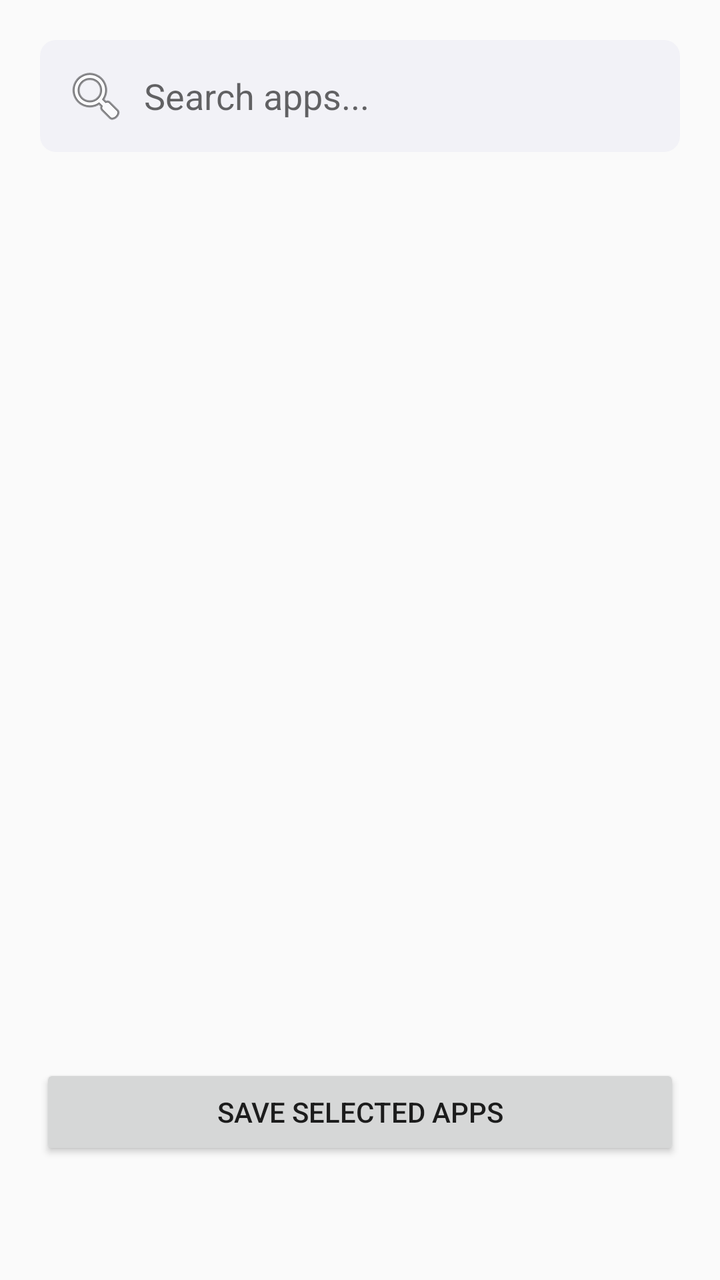
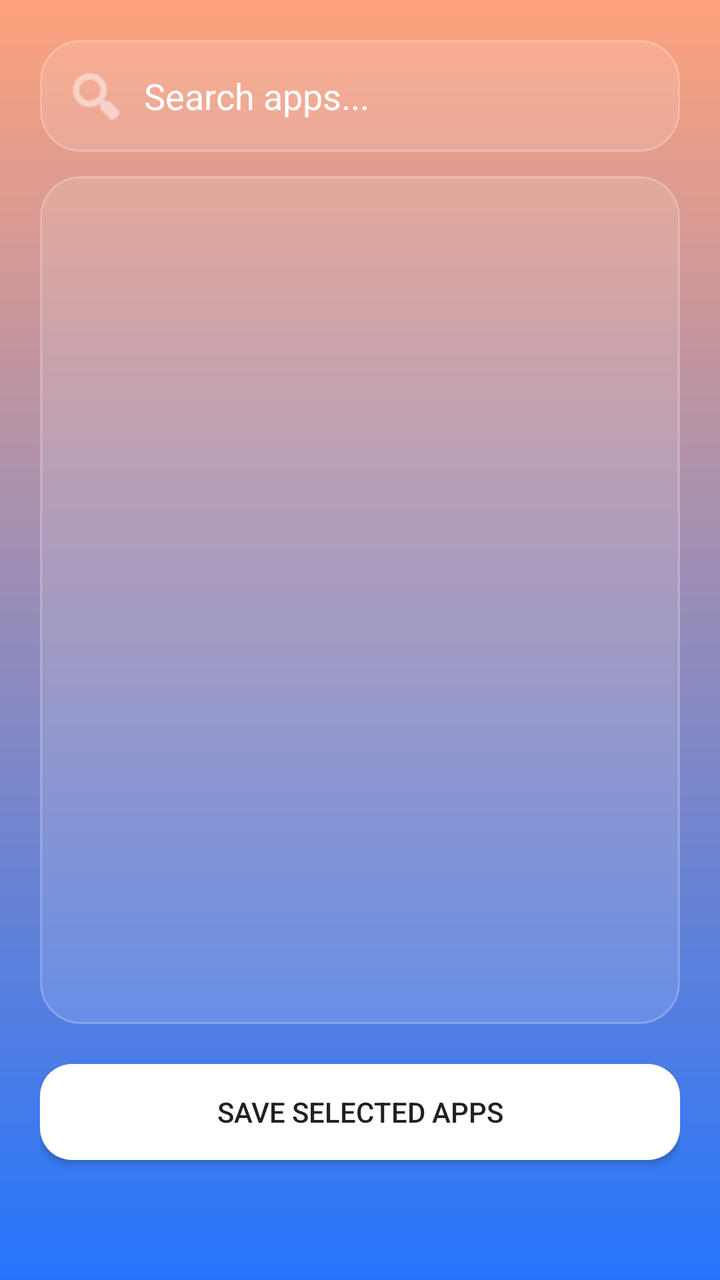

Two renders of the same Android screen: before a commit and after it. Below are the layout's source before the change and the commit's diff.
<!-- AndroidManifest.xml: application theme Theme.Focusbuddyhelper -->
<!-- res/layout/activity_app_list.xml -->
<?xml version="1.0" encoding="utf-8"?>
<LinearLayout xmlns:android="http://schemas.android.com/apk/res/android"
    android:orientation="vertical"
    android:padding="20dp"
    android:layout_width="match_parent"
    android:layout_height="match_parent">

    <EditText
        android:id="@+id/searchBar"
        android:layout_width="match_parent"
        android:layout_height="wrap_content"
        android:hint="Search apps..."
        android:inputType="text"
        android:singleLine="true"
        android:padding="12dp"
        android:layout_marginBottom="12dp"
        android:background="@drawable/bg_search_bar"
        android:drawableStart="@android:drawable/ic_menu_search"
        android:drawablePadding="8dp" />

    <ListView
        android:id="@+id/appListView"
        android:layout_width="match_parent"
        android:layout_height="0dp"
        android:layout_weight="1" />

    <Button
        android:id="@+id/saveButton"
        android:layout_width="match_parent"
        android:layout_height="wrap_content"
        android:text="Save Selected Apps"
        android:layout_marginTop="20dp"
        android:layout_marginBottom="40dp" />

</LinearLayout>
<!-- resources referenced by this layout -->
<resources>
  <!-- drawable bg_search_bar (drawable) -->
  <?xml version="1.0" encoding="utf-8"?>
  <shape xmlns:android="http://schemas.android.com/apk/res/android"
      android:shape="rectangle">
      <solid android:color="#F2F2F7"/>
      <corners android:radius="8dp"/>
  </shape>
  <style name="Theme.Focusbuddyhelper" parent="Theme.AppCompat.Light.NoActionBar">
          
          <item name="colorPrimary">@color/purple_500</item>
          <item name="colorPrimaryDark">@color/purple_700</item>
          <item name="colorAccent">@color/teal_200</item>
      </style>
  <color name="purple_500">#FF6200EE</color>
  <color name="purple_700">#FF3700B3</color>
  <color name="teal_200">#FF03DAC5</color>
</resources>

<!-- the commit's change to res/layout/activity_app_list.xml (unified diff, before → after) -->
@@ -3,31 +3,38 @@
     android:orientation="vertical"
     android:padding="20dp"
     android:layout_width="match_parent"
+    android:background="@drawable/bg_gradient"
     android:layout_height="match_parent">
+
 
     <EditText
         android:id="@+id/searchBar"
         android:layout_width="match_parent"
         android:layout_height="wrap_content"
         android:hint="Search apps..."
+        android:textColorHint="#FFFFFF"
+        android:textColor="#FFFFFF"
         android:inputType="text"
         android:singleLine="true"
         android:padding="12dp"
         android:layout_marginBottom="12dp"
-        android:background="@drawable/bg_search_bar"
+        android:background="@drawable/bg_picker_container"
         android:drawableStart="@android:drawable/ic_menu_search"
+        android:drawableTint="#CCFFFFFF"
         android:drawablePadding="8dp" />
 
     <ListView
         android:id="@+id/appListView"
         android:layout_width="match_parent"
         android:layout_height="0dp"
-        android:layout_weight="1" />
+        android:layout_weight="1"
+        android:background="@drawable/bg_picker_container"/>
 
     <Button
         android:id="@+id/saveButton"
         android:layout_width="match_parent"
         android:layout_height="wrap_content"
+        android:background = "@drawable/bg_rounded_button"
         android:text="Save Selected Apps"
         android:layout_marginTop="20dp"
         android:layout_marginBottom="40dp" />
<!-- resource entries referenced after the edit -->
@@ -1,11 +1,30 @@
 <!-- resources referenced by this layout -->
 <resources>
-  <!-- drawable bg_search_bar (drawable) -->
-  <?xml version="1.0" encoding="utf-8"?>
+  <!-- drawable bg_gradient (drawable) -->
   <shape xmlns:android="http://schemas.android.com/apk/res/android"
       android:shape="rectangle">
-      <solid android:color="#F2F2F7"/>
-      <corners android:radius="8dp"/>
+      <gradient
+          android:angle="270"
+          android:startColor="#FFA27C"
+          android:endColor="#2575FC"/>
+  </shape>
+  <!-- drawable bg_picker_container (drawable) -->
+  <shape xmlns:android="http://schemas.android.com/apk/res/android"
+      android:shape="rectangle">
+      <corners android:radius="20dp"/>
+      <solid android:color="#20FFFFFF"/>
+      <stroke
+          android:width="1dp"
+          android:color="#40FFFFFF"/>
+  </shape>
+  <!-- drawable bg_rounded_button (drawable) -->
+  <shape xmlns:android="http://schemas.android.com/apk/res/android"
+      android:shape="rectangle">
+      <corners android:radius="16dp"/>
+      <gradient
+          android:angle="135"
+          android:startColor="#FFFFFF"
+          android:endColor="#FFFFFF"/>
   </shape>
   <style name="Theme.Focusbuddyhelper" parent="Theme.AppCompat.Light.NoActionBar">
           
